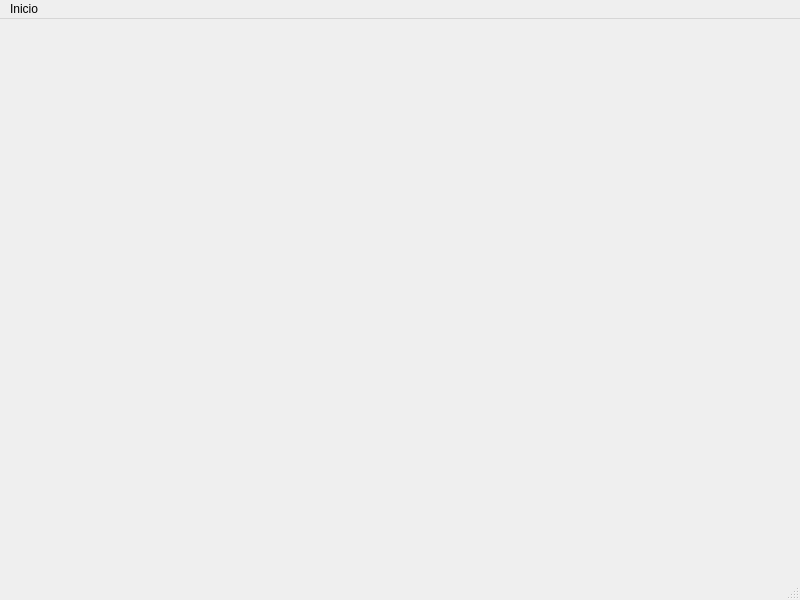
Old version of the form ui_files/UI_MainWindow.ui in the repository JosueDanielGarciaBetancourt/AsistenciaAutomaticaLectorBarras.
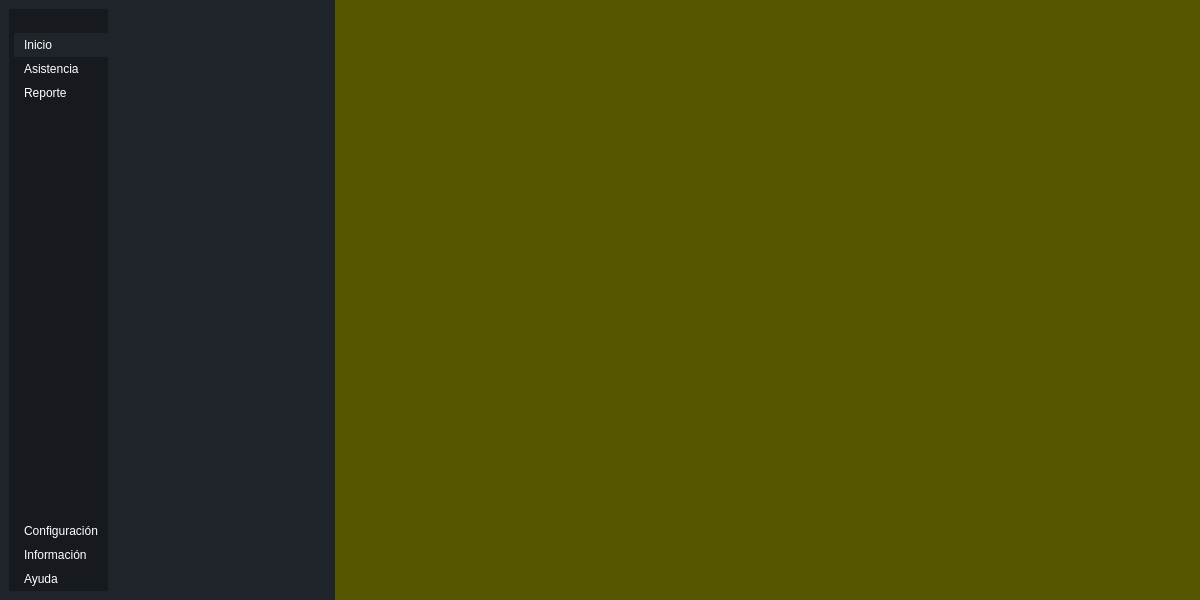
New version of the form. Icons and pictures are not drawn.

What changed in the file:
```diff
--- a/ui_files/UI_MainWindow.ui
+++ b/ui_files/UI_MainWindow.ui
@@ -6,33 +6,359 @@
    <rect>
     <x>0</x>
     <y>0</y>
-    <width>800</width>
+    <width>1200</width>
     <height>600</height>
    </rect>
   </property>
   <property name="windowTitle">
    <string>Gestión de Asistencia en Aula</string>
   </property>
-  <widget class="QWidget" name="centralwidget"/>
-  <widget class="QMenuBar" name="menubar">
-   <property name="geometry">
-    <rect>
-     <x>0</x>
-     <y>0</y>
-     <width>800</width>
-     <height>22</height>
-    </rect>
-   </property>
-   <widget class="QMenu" name="menuInicio">
-    <property name="title">
-     <string>Inicio</string>
+  <property name="styleSheet">
+   <string notr="true">*{
+	border: none;
+	background-color: transparent;
+	background: none;
+	padding: 0;
+	margin: 0;
+	color: #fff;
+}
+
+#centralwidget{
+	background-color:#1f232a;
+}
+
+#leftMenuSubContainer{
+	background-color:#16191d;
+}
+
+#leftMenuSubContainer QPushButton{
+	text-align: left;
+	padding: 5px 10px;
+	border-top-ledt-radius: 10px;
+	border-bottom-left-raidus: 10px;
+}</string>
+  </property>
+  <widget class="QWidget" name="centralwidget">
+   <layout class="QHBoxLayout" name="horizontalLayout">
+    <property name="spacing">
+     <number>100</number>
     </property>
-    <addaction name="actionSalir"/>
-    <addaction name="separator"/>
-   </widget>
-   <addaction name="menuInicio"/>
+    <property name="leftMargin">
+     <number>0</number>
+    </property>
+    <property name="topMargin">
+     <number>0</number>
+    </property>
+    <property name="rightMargin">
+     <number>0</number>
+    </property>
+    <property name="bottomMargin">
+     <number>0</number>
+    </property>
+    <item>
+     <widget class="QWidget" name="leftMenuContainer" native="true">
+      <layout class="QVBoxLayout" name="verticalLayout">
+       <item>
+        <widget class="QWidget" name="leftMenuSubContainer" native="true">
+         <layout class="QVBoxLayout" name="verticalLayout_2">
+          <property name="spacing">
+           <number>0</number>
+          </property>
+          <property name="leftMargin">
+           <number>5</number>
+          </property>
+          <property name="topMargin">
+           <number>0</number>
+          </property>
+          <property name="rightMargin">
+           <number>0</number>
+          </property>
+          <property name="bottomMargin">
+           <number>0</number>
+          </property>
+          <item alignment="Qt::AlignTop">
+           <widget class="QFrame" name="frame">
+            <property name="frameShape">
+             <enum>QFrame::StyledPanel</enum>
+            </property>
+            <property name="frameShadow">
+             <enum>QFrame::Raised</enum>
+            </property>
+            <layout class="QHBoxLayout" name="horizontalLayout_2">
+             <property name="spacing">
+              <number>0</number>
+             </property>
+             <property name="leftMargin">
+              <number>0</number>
+             </property>
+             <property name="topMargin">
+              <number>0</number>
+             </property>
+             <property name="rightMargin">
+              <number>0</number>
+             </property>
+             <property name="bottomMargin">
+              <number>0</number>
+             </property>
+             <item>
+              <widget class="QPushButton" name="pushButtonMenu">
+               <property name="toolTip">
+                <string>Menú</string>
+               </property>
+               <property name="styleSheet">
+                <string notr="true"/>
+               </property>
+               <property name="text">
+                <string/>
+               </property>
+               <property name="icon">
+                <iconset resource="resourcesFile.qrc">
+                 <normaloff>:/icons/icons/align-justify.svg</normaloff>:/icons/icons/align-justify.svg</iconset>
+               </property>
+               <property name="iconSize">
+                <size>
+                 <width>24</width>
+                 <height>24</height>
+                </size>
+               </property>
+              </widget>
+             </item>
+            </layout>
+           </widget>
+          </item>
+          <item alignment="Qt::AlignTop">
+           <widget class="QFrame" name="frame_2">
+            <property name="sizePolicy">
+             <sizepolicy hsizetype="Preferred" vsizetype="Preferred">
+              <horstretch>0</horstretch>
+              <verstretch>0</verstretch>
+             </sizepolicy>
+            </property>
+            <property name="frameShape">
+             <enum>QFrame::StyledPanel</enum>
+            </property>
+            <property name="frameShadow">
+             <enum>QFrame::Raised</enum>
+            </property>
+            <layout class="QVBoxLayout" name="verticalLayout_4">
+             <property name="spacing">
+              <number>0</number>
+             </property>
+             <property name="leftMargin">
+              <number>0</number>
+             </property>
+             <property name="topMargin">
+              <number>0</number>
+             </property>
+             <property name="rightMargin">
+              <number>0</number>
+             </property>
+             <property name="bottomMargin">
+              <number>0</number>
+             </property>
+             <item>
+              <widget class="QPushButton" name="pushButtonInicio">
+               <property name="toolTip">
+                <string>Inicio</string>
+               </property>
+               <property name="styleSheet">
+                <string notr="true">background-color:#1f232a</string>
+               </property>
+               <property name="text">
+                <string>Inicio</string>
+               </property>
+               <property name="icon">
+                <iconset resource="resourcesFile.qrc">
+                 <normaloff>:/icons/icons/home.svg</normaloff>:/icons/icons/home.svg</iconset>
+               </property>
+               <property name="iconSize">
+                <size>
+                 <width>24</width>
+                 <height>24</height>
+                </size>
+               </property>
+              </widget>
+             </item>
+             <item>
+              <widget class="QPushButton" name="pushButtonAsistencia">
+               <property name="toolTip">
+                <string>Tomar la asistencia</string>
+               </property>
+               <property name="text">
+                <string>Asistencia</string>
+               </property>
+               <property name="icon">
+                <iconset resource="resourcesFile.qrc">
+                 <normaloff>:/icons/icons/user-check.svg</normaloff>:/icons/icons/user-check.svg</iconset>
+               </property>
+               <property name="iconSize">
+                <size>
+                 <width>24</width>
+                 <height>24</height>
+                </size>
+               </property>
+              </widget>
+             </item>
+             <item>
+              <widget class="QPushButton" name="pushButtonReporte">
+               <property name="toolTip">
+                <string>Ver reporte de asistencia</string>
+               </property>
+               <property name="text">
+                <string>Reporte</string>
+               </property>
+               <property name="icon">
+                <iconset resource="resourcesFile.qrc">
+                 <normaloff>:/icons/icons/printer.svg</normaloff>:/icons/icons/printer.svg</iconset>
+               </property>
+               <property name="iconSize">
+                <size>
+                 <width>24</width>
+                 <height>24</height>
+                </size>
+               </property>
+              </widget>
+             </item>
+            </layout>
+           </widget>
+          </item>
+          <item>
+           <spacer name="verticalSpacer">
+            <property name="orientation">
+             <enum>Qt::Vertical</enum>
+            </property>
+            <property name="sizeHint" stdset="0">
+             <size>
+              <width>20</width>
+              <height>40</height>
+             </size>
+            </property>
+           </spacer>
+          </item>
+          <item alignment="Qt::AlignBottom">
+           <widget class="QFrame" name="frame_3">
+            <property name="frameShape">
+             <enum>QFrame::StyledPanel</enum>
+            </property>
+            <property name="frameShadow">
+             <enum>QFrame::Raised</enum>
+            </property>
+            <layout class="QVBoxLayout" name="verticalLayout_5">
+             <property name="spacing">
+              <number>0</number>
+             </property>
+             <property name="leftMargin">
+              <number>0</number>
+             </property>
+             <property name="topMargin">
+              <number>0</number>
+             </property>
+             <property name="rightMargin">
+              <number>0</number>
+             </property>
+             <property name="bottomMargin">
+              <number>0</number>
+             </property>
+             <item>
+              <widget class="QPushButton" name="pushButtonConfiguracion">
+               <property name="toolTip">
+                <string>Ir a configuración</string>
+               </property>
+               <property name="text">
+                <string>Configuración</string>
+               </property>
+               <property name="icon">
+                <iconset resource="resourcesFile.qrc">
+                 <normaloff>:/icons/icons/settings.svg</normaloff>:/icons/icons/settings.svg</iconset>
+               </property>
+               <property name="iconSize">
+                <size>
+                 <width>24</width>
+                 <height>24</height>
+                </size>
+               </property>
+              </widget>
+             </item>
+             <item>
+              <widget class="QPushButton" name="pushButtonInformacion">
+               <property name="toolTip">
+                <string>Ver información</string>
+               </property>
+               <property name="text">
+                <string>Información</string>
+               </property>
+               <property name="icon">
+                <iconset resource="resourcesFile.qrc">
+                 <normaloff>:/icons/icons/info.svg</normaloff>:/icons/icons/info.svg</iconset>
+               </property>
+               <property name="iconSize">
+                <size>
+                 <width>24</width>
+                 <height>24</height>
+                </size>
+               </property>
+              </widget>
+             </item>
+             <item>
+              <widget class="QPushButton" name="pushButtonAyuda">
+               <property name="toolTip">
+                <string>Ver la ayuda</string>
+               </property>
+               <property name="text">
+                <string>Ayuda</string>
+               </property>
+               <property name="icon">
+                <iconset resource="resourcesFile.qrc">
+                 <normaloff>:/icons/icons/help-circle.svg</normaloff>:/icons/icons/help-circle.svg</iconset>
+               </property>
+               <property name="iconSize">
+                <size>
+                 <width>24</width>
+                 <height>24</height>
+                </size>
+               </property>
+              </widget>
+             </item>
+            </layout>
+           </widget>
+          </item>
+         </layout>
+        </widget>
+       </item>
+      </layout>
+     </widget>
+    </item>
+    <item>
+     <widget class="QWidget" name="centerMenuContainer" native="true">
+      <layout class="QVBoxLayout" name="verticalLayout_3">
+       <item>
+        <widget class="QFrame" name="frame_4">
+         <property name="frameShape">
+          <enum>QFrame::StyledPanel</enum>
+         </property>
+         <property name="frameShadow">
+          <enum>QFrame::Raised</enum>
+         </property>
+        </widget>
+       </item>
+      </layout>
+     </widget>
+    </item>
+    <item>
+     <widget class="QWidget" name="mainBodyContainer" native="true">
+      <property name="sizePolicy">
+       <sizepolicy hsizetype="Expanding" vsizetype="Preferred">
+        <horstretch>0</horstretch>
+        <verstretch>0</verstretch>
+       </sizepolicy>
+      </property>
+      <property name="styleSheet">
+       <string notr="true">background-color: rgb(85, 85, 0);</string>
+      </property>
+     </widget>
+    </item>
+   </layout>
   </widget>
-  <widget class="QStatusBar" name="statusbar"/>
   <action name="actionSalir">
    <property name="text">
     <string>Salir</string>
```
